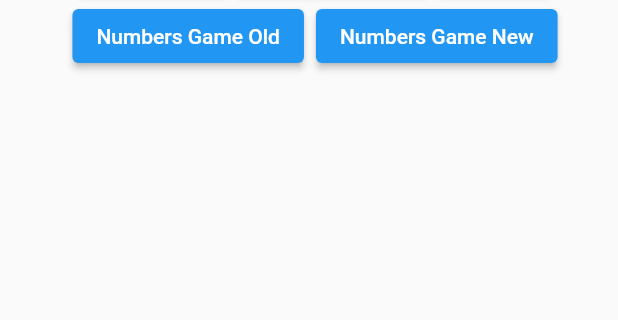
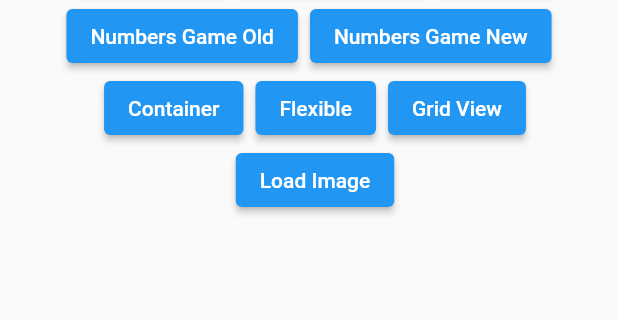
Before and after one commit to rijwolshakya09/simple-interest, a Flutter app: the screen it shows after launch, on a phone screen of 412 x 824 dp, the part 168-488 px from its top. Run offline on Flutter 3.47's test engine with Material 2 defaults, Android fonts, the phone set to English and light mode, and no system bars.

Commit message:
imagesload

```diff
--- a/app/lib/dashboard.dart
+++ b/app/lib/dashboard.dart
@@ -60,6 +60,45 @@ class _DashboardState extends State<Dashboard> {
                   },
                   child: const Text('Numbers Game New'),
                 ),
+                const SizedBox(width: 8),
+              ],
+            ),
+            Row(
+              mainAxisAlignment: MainAxisAlignment.center,
+              children: [
+                const SizedBox(width: 8),
+                ElevatedButton(
+                  onPressed: () {
+                    Navigator.pushNamed(context, '/container');
+                  },
+                  child: const Text('Container'),
+                ),
+                const SizedBox(width: 8),
+                ElevatedButton(
+                  onPressed: () {
+                    Navigator.pushNamed(context, '/flexible');
+                  },
+                  child: const Text('Flexible'),
+                ),
+                const SizedBox(width: 8),
+                ElevatedButton(
+                  onPressed: () {
+                    Navigator.pushNamed(context, '/gridview');
+                  },
+                  child: const Text('Grid View'),
+                ),
+              ],
+            ),
+            Row(
+              mainAxisAlignment: MainAxisAlignment.center,
+              children: [
+                const SizedBox(width: 8),
+                ElevatedButton(
+                  onPressed: () {
+                    Navigator.pushNamed(context, '/loadimage');
+                  },
+                  child: const Text('Load Image'),
+                ),
               ],
             ),
           ],
--- a/app/lib/main.dart
+++ b/app/lib/main.dart
@@ -1,3 +1,9 @@
+// import 'dart:js';
+
+import 'package:app/container.dart';
+import 'package:app/flexible.dart';
+import 'package:app/gridview.dart';
+import 'package:app/loadimage.dart';
 import 'package:app/numbergenerator.dart';
 import 'package:app/numbersgame.dart';
 import 'package:flutter/material.dart';
@@ -19,6 +25,10 @@ void main() {
         '/numbersgame': ((context) => const Game()),
         '/numbergenerator': ((context) => const NumberGenerator()),
         '/output': (context) => const OutputScreen(result: 0),
+        '/container': (context) => const ContainerScreen(),
+        '/flexible': (context) => const FlexibleScreen(),
+        '/gridview': (context) => const GridViewScreen(),
+        '/loadimage': (context) => const LoadImageScreen(),
       },
     ),
   );
```
Also changed, not shown: app/lib/container.dart (added, +26 -0 lines), app/lib/flexible.dart (added, +37 -0 lines), app/lib/gridview.dart (added, +106 -0 lines), app/lib/loadimage.dart (added, +15 -0 lines), app/assets/images/base.png (added), 1 other file.
